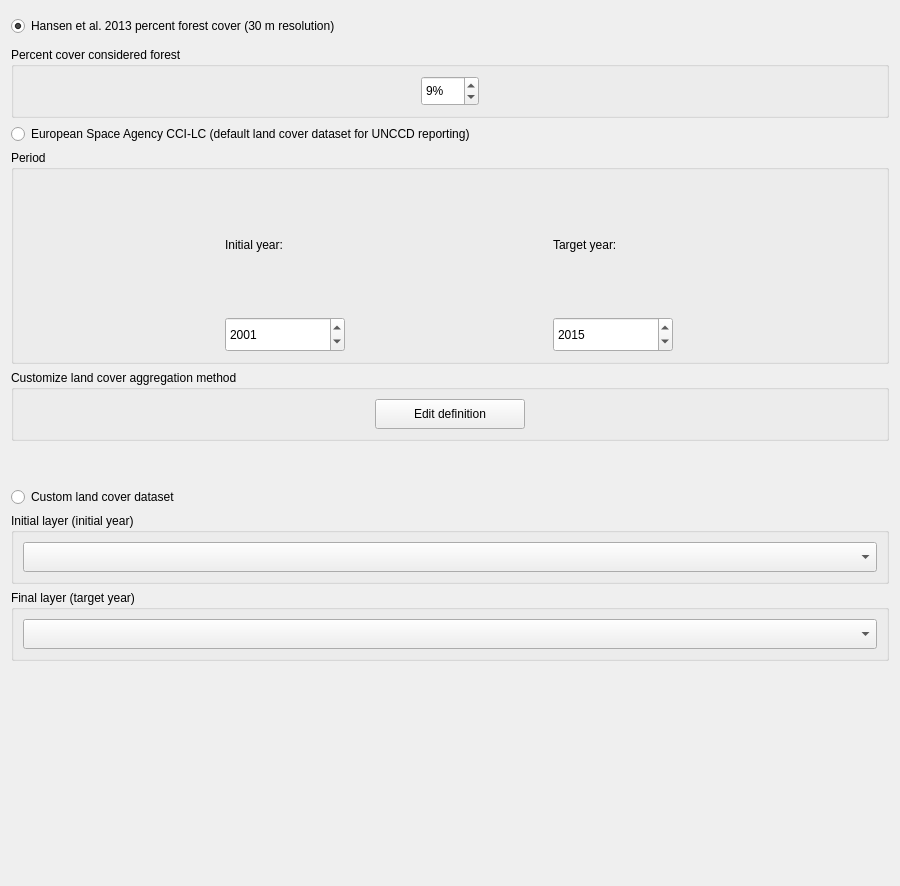
ConservationInternational/trends.earth, file LDMP/gui/WidgetLCSetup.ui: the form before one commit.
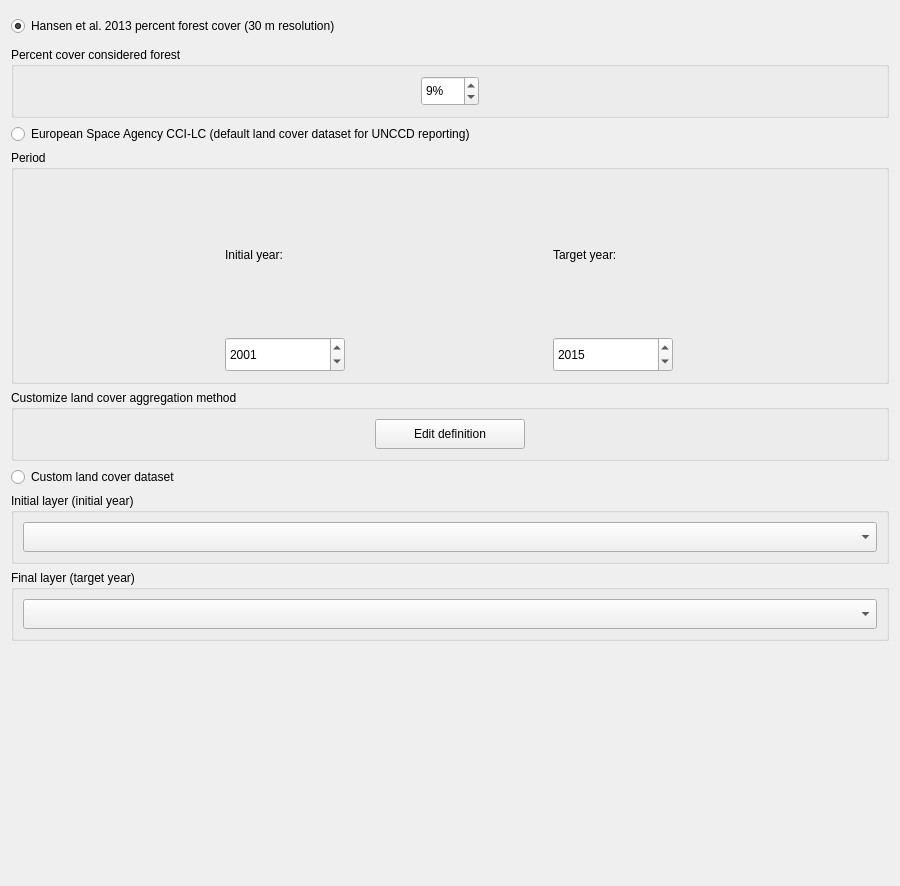
The form after the commit. Custom widgets are drawn as their Qt base class.

What changed in the file:
```diff
--- a/LDMP/gui/WidgetLCSetup.ui
+++ b/LDMP/gui/WidgetLCSetup.ui
@@ -269,22 +269,6 @@
      </layout>
     </widget>
    </item>
-   <item>
-    <spacer name="verticalSpacer_2">
-     <property name="orientation">
-      <enum>Qt::Vertical</enum>
-     </property>
-     <property name="sizeType">
-      <enum>QSizePolicy::Maximum</enum>
-     </property>
-     <property name="sizeHint" stdset="0">
-      <size>
-       <width>20</width>
-       <height>40</height>
-      </size>
-     </property>
-    </spacer>
-   </item>
    <item>
     <widget class="QRadioButton" name="use_custom">
      <property name="text">
```
Left out of the diff: 2 changed lines with no effect on the pictures.
